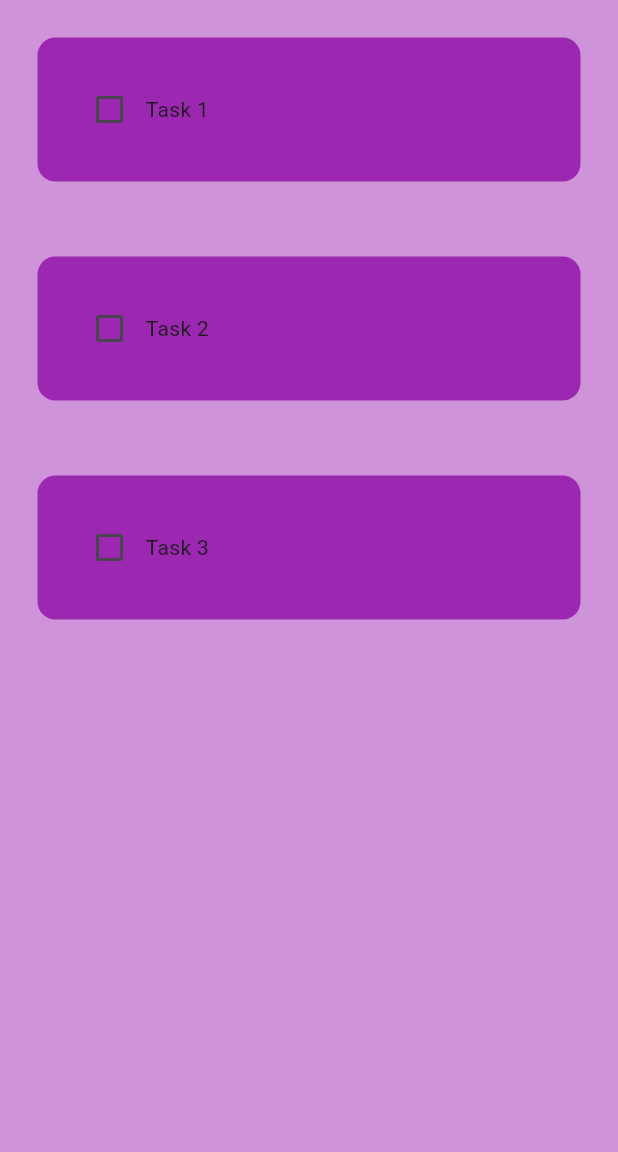
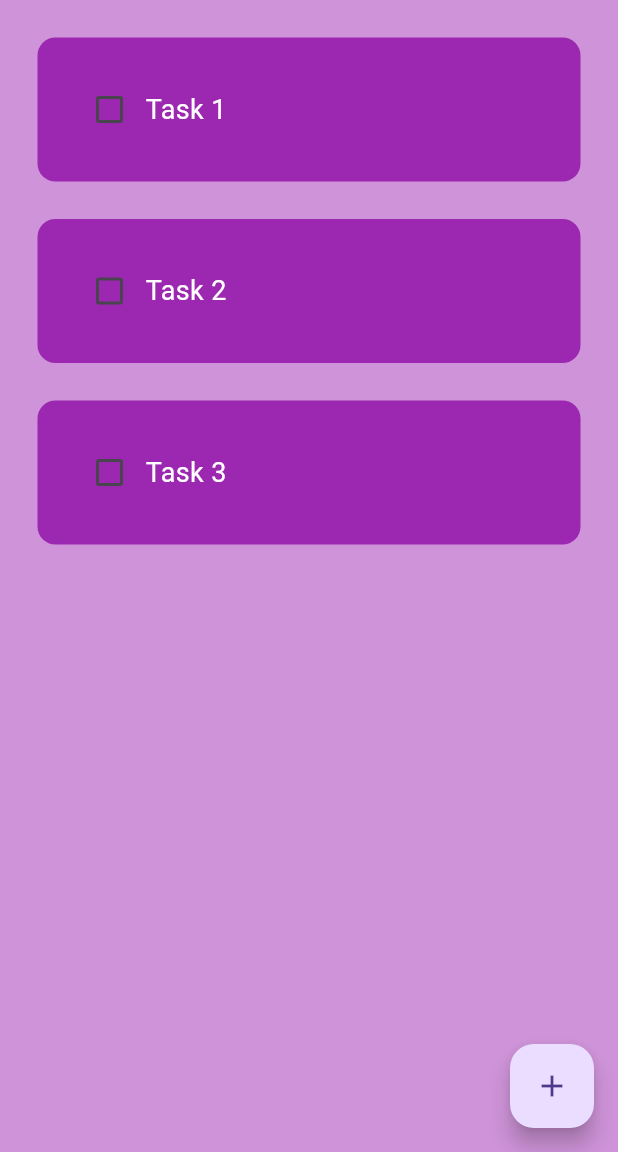
Before and after one commit to joharkhan99/flutter_todo_app, a Flutter app: the screen it shows after launch, on a phone screen of 412 x 824 dp, the part 84-1236 px from its top. Run offline on Flutter 3.47's test engine with Material 3 defaults, Android fonts, the phone set to English and light mode, and no system bars.

Commit message:
Add createNewTask function and modify ToDoTile styling

```diff
--- a/lib/pages/home_page.dart
+++ b/lib/pages/home_page.dart
@@ -1,4 +1,5 @@
 import 'package:flutter/material.dart';
+import 'package:flutter_todo_app/util/dialog_box.dart';
 import 'package:flutter_todo_app/util/todo_tile.dart';
 
 class HomePage extends StatefulWidget {
@@ -23,6 +24,16 @@ class _HomePageState extends State<HomePage> {
     });
   }
 
+  // function to create a new task
+  void createNewTask() {
+    showDialog(
+      context: context,
+      builder: (context) {
+        return DialogBox();
+      },
+    );
+  }
+
   @override
   Widget build(BuildContext context) {
     return Scaffold(
@@ -30,6 +41,10 @@ class _HomePageState extends State<HomePage> {
       appBar: AppBar(
         title: const Text('Todo App'),
         elevation: 0,
+      ),
+      floatingActionButton: FloatingActionButton(
+        onPressed: createNewTask,
+        child: Icon(Icons.add),
       ),
       body: ListView.builder(
         itemCount: toDoList.length,
--- a/lib/util/todo_tile.dart
+++ b/lib/util/todo_tile.dart
@@ -15,15 +15,28 @@ class ToDoTile extends StatelessWidget {
   @override
   Widget build(BuildContext context) {
     return Padding(
-      padding: const EdgeInsets.all(25),
+      padding: const EdgeInsets.only(left: 25, right: 25, top: 25),
       child: Container(
         padding: EdgeInsets.all(24),
         child: Row(
           children: [
             // checkbox
-            Checkbox(value: taskCompleted, onChanged: onChanged),
+            Checkbox(
+              value: taskCompleted,
+              onChanged: onChanged,
+              activeColor: Colors.black,
+            ),
             // task name
-            Text(taskName),
+            Text(
+              taskName,
+              style: TextStyle(
+                decoration: taskCompleted
+                    ? TextDecoration.lineThrough
+                    : TextDecoration.none,
+                color: Colors.white,
+                fontSize: 18,
+              ),
+            ),
           ],
         ),
         decoration: BoxDecoration(
```
Also changed, not shown: lib/util/dialog_box.dart (added, +33 -0 lines).
